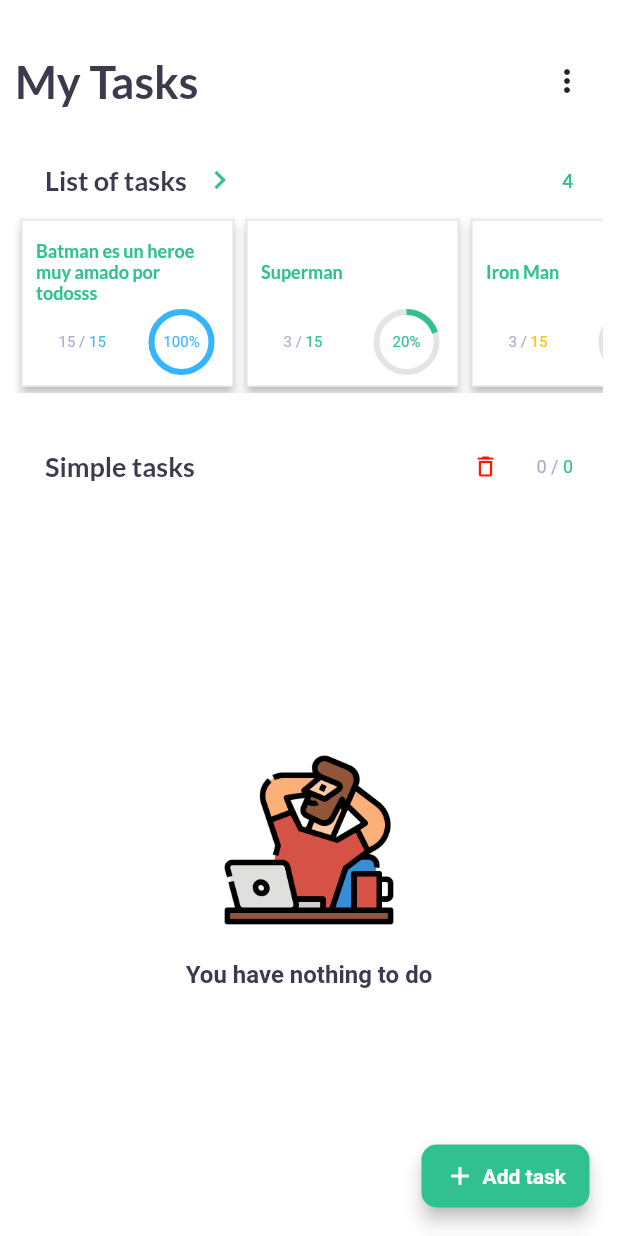
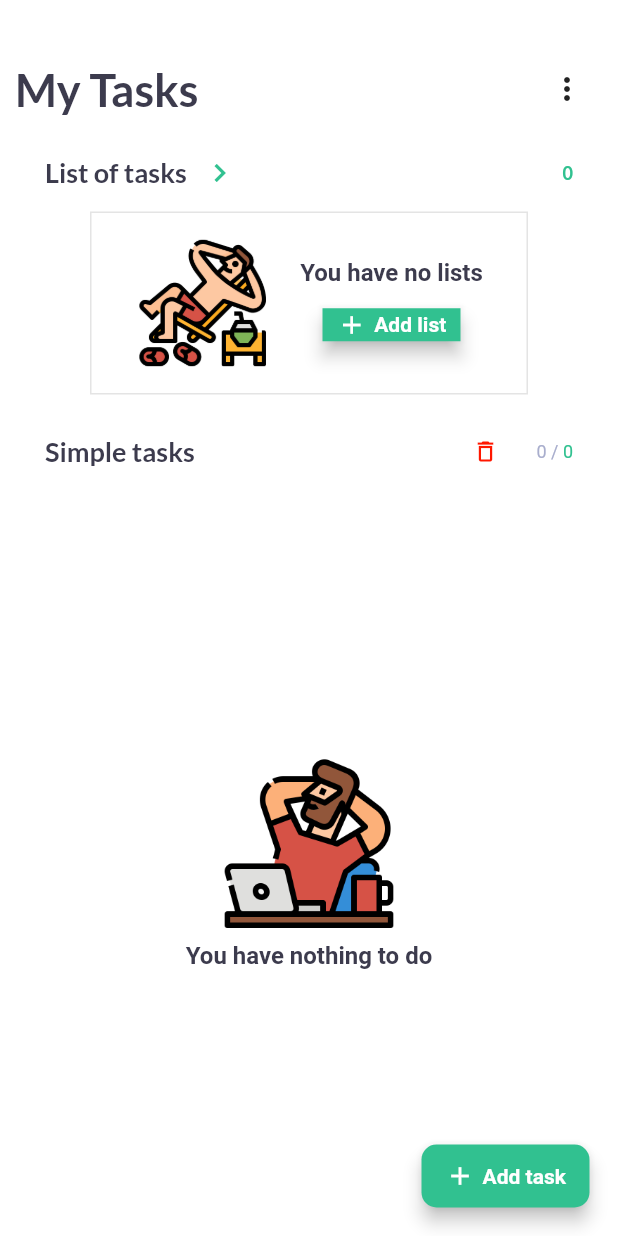
Before and after one commit to josuegerardo96/ToDo, a Flutter app: the screen it shows once a user with an empty profile is signed in, on a phone screen of 412 x 824 dp. Run offline on Flutter 3.47's test engine with Material 2 defaults, Android fonts, the light colour scheme and no system bars; our stand-ins replace cloud_firestore, firebase_auth, firebase_core, google_fonts, google_sign_in, page_transition; accounts and stored records are empty.

Commit message:
All app done! 98% complete :tada:

```diff
--- a/lib/DB/instant_firebase.dart
+++ b/lib/DB/instant_firebase.dart
@@ -1,6 +1,5 @@
 // ignore_for_file: non_constant_identifier_names, camel_case_types
 import 'dart:collection';
-
 import 'package:cloud_firestore/cloud_firestore.dart';
 import 'package:firebase_auth/firebase_auth.dart';
 import 'package:my_to_do/Objects/task.dart';
@@ -23,6 +22,7 @@ class Instant_Firebase {
     });
     return newDoc.id.toString();
   }
+
 
   Update(Task task) {
     final firebase = FirebaseFirestore.instance;
--- /dev/null
+++ b/lib/DB/lists_firebase.dart
@@ -0,0 +1,122 @@
+
+// ignore_for_file: camel_case_types, non_constant_identifier_names
+import 'package:cloud_firestore/cloud_firestore.dart';
+import 'package:firebase_auth/firebase_auth.dart';
+import 'package:my_to_do/Objects/task.dart';
+import 'package:my_to_do/Objects/taskList.dart';
+
+
+class Lists_firebase{
+
+  final _user = FirebaseAuth.instance.currentUser;
+
+  CreateList(String taskListName){
+    final firebase = FirebaseFirestore.instance;
+    var newDoc = firebase
+        .collection(_user!.email.toString())
+        .doc(taskListName);
+
+
+    newDoc.set({
+      'listName':taskListName,
+    });
+  }
+
+
+  DeleteList(String taskListName){
+    final firebase = FirebaseFirestore.instance;
+    firebase
+      .collection(_user!.email.toString())
+      .doc(taskListName)
+      .delete();
+  }
+
+
+
+
+
+  //-------------------------------------------
+  // Tasks in list
+  //-------------------------------------------
+
+
+  String InsertTaskInList(String taskListName, Task task){
+    final firebase = FirebaseFirestore.instance;
+    var newDoc = firebase
+                    .collection(_user!.email.toString())
+                    .doc(taskListName)
+                    .collection('Tasks')
+                    .doc();
+    newDoc.set(
+      {
+        'task' : task.getTaskTopic,
+        'state': task.getState,
+        'ID'   : newDoc.id,
+      }
+    );
+    return newDoc.id.toString();
+  }
+
+
+  UpdateTaskInList(String taskListName, Task task){
+    final firebase = FirebaseFirestore.instance;
+    firebase
+        .collection(_user!.email.toString())
+        .doc(taskListName)
+        .collection('Tasks')
+        .doc(task.getId)
+        .update({
+          'task': task.getTaskTopic,
+          'state': task.getState,
+          'ID': task.getId,
+        });
+  }
+
+
+  DeleteTaskInList(String taskListName, Task task){
+    final firebase = FirebaseFirestore.instance;
+    firebase
+        .collection(_user!.email.toString())
+        .doc(taskListName)
+        .collection('Tasks')
+        .doc(task.getId)
+        .delete();
+  }
+
+
+  //--------------------------------
+  // GET ALL THE ELEMENTS
+  //--------------------------------
+  getAllLists() async {
+    final firebase = FirebaseFirestore.instance;
+    CollectionReference _co = firebase.collection(_user!.email.toString());
+    QuerySnapshot querySnapshot = await _co.get();
+    List<dynamic> listName = querySnapshot.docs.map(
+      (e){
+        Map listName = e.data()! as Map<String,dynamic>;
+        return listName['listName'];
+      }
+    ).toList();
+
+    List<TaskList> tasklist = [];
+
+    for (String i in listName) {
+      CollectionReference _co2 = firebase.collection(_user!.email.toString())
+                    .doc(i)
+                    .collection('Tasks');
+
+      QuerySnapshot querySnapshot2 = await _co2.get();
+      List<Task> listOfTasks = [];
+
+      for (var i in querySnapshot2.docs) {
+        listOfTasks.add(Task.fromJSON(json: i.data()! as Map<String,dynamic>));
+      }
+
+      listOfTasks.length > 0 ? print(listOfTasks[0].getTaskTopic):print("no hay nada");
+      tasklist.add(TaskList(nameList: i, ListOfTasks: listOfTasks));
+    }
+    return tasklist;
+
+  }
+
+}
--- a/lib/Objects/taskList.dart
+++ b/lib/Objects/taskList.dart
@@ -1,3 +1,5 @@
+// ignore_for_file: non_constant_identifier_names
+
 import 'package:my_to_do/Objects/task.dart';
 
 
@@ -6,8 +8,8 @@ import 'package:my_to_do/Objects/task.dart';
 
 class TaskList{
 
-  String nameList;
-  List<Task> ListOfTasks;
+  String? nameList;
+  List<Task>? ListOfTasks;
 
 
 
@@ -21,9 +23,9 @@ class TaskList{
   get getListOfTasks => this.ListOfTasks;
   set setListOfTasks( ListOfTasks) => this.ListOfTasks = ListOfTasks;
 
-  get sizeListOfTasks => this.ListOfTasks.length;
+  get sizeListOfTasks => this.ListOfTasks!.length;
 
-  get allDoneInList => this.ListOfTasks.where((e) => e.getState==false).length;
+  get allDoneInList => this.ListOfTasks!.where((e) => e.getState==false).length;
 
 
 }
--- a/lib/helpers/empty_spaces.dart
+++ b/lib/helpers/empty_spaces.dart
@@ -1,6 +1,5 @@
 // ignore_for_file: non_constant_identifier_names
 import 'package:flutter/material.dart';
-//import 'package:google_fonts/google_fonts.dart';
 import 'package:my_to_do/helpers/Colors/colorss.dart';
 import 'package:my_to_do/helpers/buttons.dart';
 import 'package:my_to_do/helpers/texts.dart';
@@ -20,7 +19,7 @@ Container NoListsInMain(){
 
 
     child: Card(
-      elevation: 3,
+      elevation: 0,
       shape: RoundedRectangleBorder(
         side: BorderSide(
           color: my_Colors.light_grey,
@@ -79,7 +78,7 @@ Container NoInstantTasks(){
                 height: 120,
                 width: 120,
               ),
-              SizedBox(height: 20.0),
+              SizedBox(height: 5.0),
               text16_bold("You have nothing to do"),
             ],
           )
--- a/lib/main.dart
+++ b/lib/main.dart
@@ -5,6 +5,7 @@ import 'package:flutter/services.dart';
 import 'package:my_to_do/DB/db_list_tasks.dart';
 import 'package:firebase_core/firebase_core.dart';
 import 'package:my_to_do/DB/instant_firebase.dart';
+import 'package:my_to_do/DB/lists_firebase.dart';
 import 'package:my_to_do/Log/google_sign_in.dart';
 import 'package:my_to_do/Objects/task.dart';
 import 'package:my_to_do/Objects/taskList.dart';
@@ -51,8 +52,7 @@ class main_screen extends StatefulWidget {
 
 class _main_screenState extends State<main_screen> with SingleTickerProviderStateMixin {
   // Fill the list with the tasks and lists of DB
-  // List<Task> MyinstantTasksList = [];
-  List<TaskList> MytaskListList = [];
+
   final contadorStream = new StreamController<int>();
 
   @override
@@ -66,7 +66,7 @@ class _main_screenState extends State<main_screen> with SingleTickerProviderStat
   void initState() {
     super.initState();
 
-    MytaskListList = db_list_tasks().start_myListOfTasks();
+    //MytaskListList = db_list_tasks().start_myListOfTasks();
 
   }
 
@@ -92,7 +92,7 @@ class _main_screenState extends State<main_screen> with SingleTickerProviderStat
               crossAxisAlignment: CrossAxisAlignment.stretch,
               children: <Widget>[
                 SizedBox(
-                  height: 20,
+                  height: 25,
                 ),
 
                 // Title
@@ -101,11 +101,6 @@ class _main_screenState extends State<main_screen> with SingleTickerProviderStat
                       const EdgeInsets.symmetric(horizontal: 10, vertical: 10),
                   child: Row(children: [
                     Expanded(child: Main_title()),
-
-                    // IconButton(onPressed: (){
-                    //   Navigator.popAndPushNamed(context, '/Log_In_page');
-                    // }, icon: Icon(Icons.more_vert_sharp, color: my_Colors.black,)),
-
                     PopupMenuButton(
                         onSelected: (v) {
                           if (v == 0) {
@@ -137,53 +132,14 @@ class _main_screenState extends State<main_screen> with SingleTickerProviderStat
                   ]),
                 ),
 
-                SizedBox(
-                  height: 20,
-                ),
+                SizedBox(height: 10,),
+
+
+                every_taskList_in_main(),
+
+                SizedBox(height: 10,),
 
                 // Title of lists
-                Padding(
-                  padding: const EdgeInsets.symmetric(horizontal: 30),
-                  child: GestureDetector(
-                    onTap: () => Navigator.pushNamed(context, "/list_lists"),
-                    child: Row(children: [
-                      Title18("List of tasks"),
-                      SizedBox(
-                        width: 10,
-                      ),
-                      Icon(
-                        Icons.keyboard_arrow_right_outlined,
-                        color: R_Colors.green,
-                      ),
-                      Spacer(),
-                      little_text_counter_normal(
-                          MytaskListList.length.toString()),
-                    ]),
-                  ),
-                ),
-
-                SizedBox(
-                  height: 10,
-                ),
-
-                // LIST OF LISTS
-                Padding(
-                  padding: EdgeInsets.symmetric(horizontal: 10.0),
-                  child: Row(
-                    mainAxisAlignment: MainAxisAlignment.center,
-                    children: <Widget>[
-                      // When there are lists
-                      MytaskListList.length > 0
-                          ? Expanded(
-                              child: every_taskList_in_main(MytaskListList))
-                          : Center(child: NoListsInMain()),
-                    ],
-                  ),
-                ),
-
-                SizedBox(
-                  height: 25,
-                ),
 
                 // INSTANT TASKS
                 Expanded(child: taskListStyle())
@@ -207,13 +163,64 @@ class _main_screenState extends State<main_screen> with SingleTickerProviderStat
 //-------------------------------
 // EVERY-TASKlIST
 //-------------------------------
-class every_taskList_in_main extends StatelessWidget {
-  final List<TaskList> ListOfLists;
-  every_taskList_in_main(this.ListOfLists);
+class every_taskList_in_main extends StatefulWidget {
+  every_taskList_in_main();
+  @override
+  State<every_taskList_in_main> createState() => _every_taskList_in_mainState();
+}
+
+class _every_taskList_in_mainState extends State<every_taskList_in_main> {
+  List<TaskList> ListOfLists = [];
+  @override
+  void initState() {
+    super.initState();
+    cargarListas();
+  }
+
+
+  cargarListas() async {
+    ListOfLists = await Lists_firebase().getAllLists();
+    setState(() {});
+  }
 
   @override
   Widget build(BuildContext context) {
-    return SizedBox(
+    return Column(
+      children: [
+                Padding(
+                  padding: const EdgeInsets.symmetric(horizontal: 30),
+                  child: GestureDetector(
+                    onTap: () => Navigator.pushNamed(context, "/list_lists"),
+                    child: Row(children: [
+                      Title18("List of tasks"),
+                      SizedBox(
+                        width: 10,
+                      ),
+                      Icon(
+                        Icons.keyboard_arrow_right_outlined,
+                        color: R_Colors.green,
+                      ),
+                      Spacer(),
+                      little_text_counter_normal(
+                          ListOfLists.length.toString()),
+                    ]),
+                  ),
+                ),
+
+                SizedBox(
+                  height: 10,
+                ),
+
+                // LIST OF LISTS
+                Padding(
+                  padding: EdgeInsets.symmetric(horizontal: 10.0),
+                  child: Row(
+                    mainAxisAlignment: MainAxisAlignment.center,
+                    children: <Widget>[
+                      // When there are lists
+                      ListOfLists.length > 0
+                          ? Expanded(
+                              child: SizedBox(
                                   height: 120.0,
                                   child: ListView.builder(
                                     itemCount: ListOfLists.length,
@@ -225,6 +232,17 @@ class every_taskList_in_main extends StatelessWidget {
                                           taskList, index, ListOfLists[index].sizeListOfTasks);
                                     },
                                   ),
+                                ),)
+                          : Center(child: NoListsInMain()),
+                    ],
+                  ),
+                ),
+
+
+
+
+
+      ],
     );
   }
 }
@@ -314,6 +332,8 @@ class _everyTaskListInMaineState extends State<everyTaskListInMain> {
     );
   }
 }
+
+
 
 //-------------------------------
 // INSTANT TASK LIST CLASS
@@ -441,7 +461,6 @@ class _taskListStyleState extends State<taskListStyle>
   // Give a task for being create
   SizeTransition taskStyle(BuildContext context, Task task, int index,
       StreamController contadorStream, Animation<double> animation) {
-
     return SizeTransition(
       sizeFactor: animation,
       child: Padding(
--- a/lib/pages/every_taskList.dart
+++ b/lib/pages/every_taskList.dart
@@ -11,25 +11,27 @@ import 'package:my_to_do/helpers/empty_spaces.dart';
 import 'package:my_to_do/helpers/Colors/colorss.dart';
 import 'package:my_to_do/DB/db_list_tasks.dart';
 import 'package:my_to_do/helpers/texts.dart';
-import 'package:my_to_do/helpers/titles.dart';
+import 'package:my_to_do/DB/lists_firebase.dart';
 
 class every_taskList extends StatefulWidget {
   @override
   State<every_taskList> createState() => _every_taskListState();
 }
 
-
-
 class _every_taskListState extends State<every_taskList> {
   List<TaskList> myLists = [];
   TextEditingController text_list = new TextEditingController();
 
-  // Start every-List of tasks
+
   @override
   void initState() {
     super.initState();
-    // Fill every-List of tasks
-    myLists = db_list_tasks().start_myListOfTasks();
+    getLists();
+  }
+
+  getLists() async {
+    myLists = await Lists_firebase().getAllLists();
+    setState(() {});
   }
 
   @override
@@ -82,7 +84,6 @@ class _every_taskListState extends State<every_taskList> {
                                     Text("Delete all complete lists"),
                                   ],
                                 )),
-
                           ];
                         }),
                   ],
@@ -126,13 +127,20 @@ class _every_taskListState extends State<every_taskList> {
                     width: 10,
                   ),
                   GestureDetector(
+                      onLongPress: (){setState(() {
+
+
+
+
+                      });},
                       onTap: () {
-                        // ToDo Crear función para agregar nueva lista basada en el nombre
                         TaskList tl = TaskList(
                             nameList: text_list.text.trim(), ListOfTasks: []);
                         myLists.insert(0, tl);
+
+                        setState(() {});
+                        Lists_firebase().CreateList(text_list.text.trim());
                         text_list.text = "";
-                        setState(() {});
                       },
                       child: add_list_button()),
                 ],
@@ -154,11 +162,11 @@ class _every_taskListState extends State<every_taskList> {
               Expanded(
                 child: Padding(
                   padding: const EdgeInsets.symmetric(horizontal: 38.0),
-                  child:
-                  myLists.length == 0 ?
-                    NoLists() :
-                    GridView.builder(
-                        gridDelegate: SliverGridDelegateWithMaxCrossAxisExtent(
+                  child: myLists.length == 0
+                      ? NoLists()
+                      : GridView.builder(
+                          gridDelegate:
+                              SliverGridDelegateWithMaxCrossAxisExtent(
                                   maxCrossAxisExtent: 150,
                                   crossAxisSpacing: 20,
                                   mainAxisSpacing: 20),
@@ -175,19 +183,22 @@ class _every_taskListState extends State<every_taskList> {
     );
   }
 
+  _clean_done_lists() {
+    setState(() {
+      myLists.removeWhere((e) {
 
-  _clean_done_lists(){
-
-    setState(() {
-      myLists.removeWhere((e) => e.allDoneInList == e.sizeListOfTasks);
+        if(e.allDoneInList == e.sizeListOfTasks){
+          Lists_firebase().DeleteList(e.getNameList);
+          return e.allDoneInList == e.sizeListOfTasks;
+        }
+        return false;
+      });
     });
   }
-
 
   //-------------------------------
   // VISUAL: CREATE EVERY CARD LIST
   //-------------------------------
-
   Container cardList(TaskList taskList, int index) {
     Color selCol = R_Colors().listOfRColors()[index % 10];
 
@@ -195,9 +206,7 @@ class _every_taskListState extends State<every_taskList> {
         height: 150,
         width: 150,
         child: GestureDetector(
-
-          onTap: (){
-
+          onTap: () {
             Navigator.of(context)
                 .pushNamed("/tasks_in_list", arguments: taskList)
                 .then((value) {
@@ -206,25 +215,22 @@ class _every_taskListState extends State<every_taskList> {
               });
             });
           },
-
-
-          onLongPress: (){
+          onLongPress: () {
             ScaffoldMessenger.of(context).showSnackBar(SnackBar(
               content: Text("Do you want to remove this list?"),
               duration: const Duration(seconds: 4),
               action: SnackBarAction(
                 textColor: my_Colors.green,
                 label: "Yes",
-                onPressed: (){
+                onPressed: () {
                   setState(() {
+                    Lists_firebase().DeleteList(myLists[index].nameList!);
                     myLists.removeAt(index);
                   });
                 },
               ),
             ));
           },
-
-
           child: Card(
               elevation: 3,
               shape: RoundedRectangleBorder(
@@ -237,14 +243,15 @@ class _every_taskListState extends State<every_taskList> {
                   child: Column(children: <Widget>[
                     // Row of counter and Circle
                     Padding(
-                      padding:
-                          const EdgeInsets.symmetric(horizontal: 1.0, vertical: 1),
+                      padding: const EdgeInsets.symmetric(
+                          horizontal: 1.0, vertical: 1),
                       child: Row(
                         children: [
                           taskList.sizeListOfTasks == 0
                               ? Circle_Counter(0, 50, 10, selCol)
                               : Circle_Counter(
-                                  taskList.allDoneInList / taskList.sizeListOfTasks,
+                                  taskList.allDoneInList /
+                                      taskList.sizeListOfTasks,
                                   50,
                                   10,
                                   selCol),
@@ -271,10 +278,4 @@ class _every_taskListState extends State<every_taskList> {
                   ]))),
         ));
   }
-
-
-
-
-
-
 }
--- a/lib/pages/tasks_in_list.dart
+++ b/lib/pages/tasks_in_list.dart
@@ -2,6 +2,7 @@
 import 'dart:async';
 import 'dart:math';
 import 'package:flutter/material.dart';
+import 'package:my_to_do/DB/lists_firebase.dart';
 import 'package:my_to_do/Objects/task.dart';
 import 'package:my_to_do/Objects/taskList.dart';
 import 'package:my_to_do/helpers/Colors/randomColors.dart';
@@ -24,7 +25,7 @@ class _tasksInOneListState extends State<tasksInOneList> {
   @override
   void initState() {
     super.initState();
-    widget.oneTaskList.ListOfTasks.sort((a, b) {
+    widget.oneTaskList.ListOfTasks!.sort((a, b) {
       if (a.getState == true) {
         return -1;
       } else {
@@ -49,14 +50,16 @@ class _tasksInOneListState extends State<tasksInOneList> {
                 Column(
                   crossAxisAlignment: CrossAxisAlignment.stretch,
                   children: [
+
+
                     Expanded(
-                        child: widget.oneTaskList.sizeListOfTasks > 0
-                            ? taskListStyleInList(
+                        child:taskListStyleInList(
                                 widget.oneTaskList.getListOfTasks,
-                                widget.oneTaskList.nameList)
-                            : NoLists()),
+                                widget.oneTaskList.nameList!)
+                            ),
                   ],
                 ),
+
 
               ],
             ),
@@ -270,6 +273,7 @@ class _taskListStyleInListState extends State<taskListStyleInList> {
                       contador++;
                       task.state = false;
                       done_and_down(index);
+                      Lists_firebase().UpdateTaskInList(widget.list_name, task);
 
                       if(contador == widget._tasks.length && contador != 0){
                         ScaffoldMessenger.of(context).showSnackBar(SnackBar(
@@ -283,6 +287,7 @@ class _taskListStyleInListState extends State<taskListStyleInList> {
                       contador--;
                       task.state = true;
                       undown_and_up(index);
+                      Lists_firebase().UpdateTaskInList(widget.list_name, task);
                     }
                   });
 
@@ -317,6 +322,8 @@ class _taskListStyleInListState extends State<taskListStyleInList> {
                     setState(() {
                       task.setTaskTopic = new_task_topic;
                     });
+                    Lists_firebase().UpdateTaskInList(widget.list_name, task);
+                    //
                   }
 
 
@@ -350,11 +357,13 @@ class _taskListStyleInListState extends State<taskListStyleInList> {
       MaterialPageRoute(builder:
       (context)=> Write_Task(task: "")));
 
-      if(task_name != ""){
-        setState(() {
-          insert_task(Task(taskTopic: task_name, state: true));
-        });
-      }
+    if(task_name != ""){
+      Task task = Task(taskTopic: task_name, state: true);
+      task.setId = Lists_firebase().InsertTaskInList(widget.list_name, task);
+      setState(() {
+        insert_task(task);
+      });
+    }
   }
 
   void _changeNameOfList() async {
@@ -379,6 +388,11 @@ class _taskListStyleInListState extends State<taskListStyleInList> {
           if (widget._tasks[i].getState == false) {
             Task taskk = widget._tasks[i];
             widget._tasks.removeAt(i);
+
+            if (taskk.getId != null) {
+              Lists_firebase().DeleteTaskInList(widget.list_name, taskk);
+            }
+
             listKey.currentState!.removeItem(
               i,
               (context, animation) =>
```
Also changed, not shown: lib/DB/db_instant_task.dart (deleted, +0 -75 lines). Lines whose indentation alone changed are shown as unchanged.
